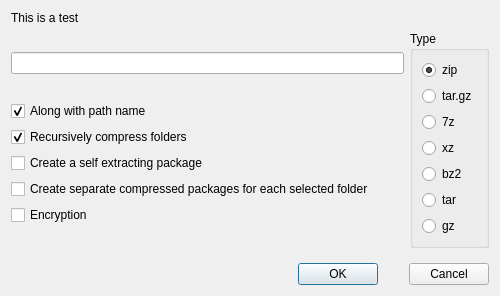
Old version of the form dialog/compressconfirmdialog.ui in the repository flysnow010/flyscp.
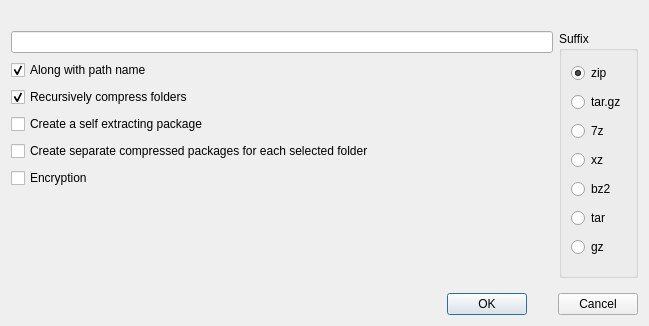
New version of the form.

```diff
--- a/dialog/compressconfirmdialog.ui
+++ b/dialog/compressconfirmdialog.ui
@@ -6,8 +6,8 @@
    <rect>
     <x>0</x>
     <y>0</y>
-    <width>500</width>
-    <height>275</height>
+    <width>649</width>
+    <height>326</height>
    </rect>
   </property>
   <property name="sizePolicy">
@@ -19,23 +19,39 @@
   <property name="windowTitle">
    <string>Dialog</string>
   </property>
-  <layout class="QVBoxLayout" name="verticalLayout_4" stretch="0,0,0">
+  <layout class="QVBoxLayout" name="verticalLayout_4" stretch="0,1,0">
    <item>
-    <widget class="QLabel" name="labelTip">
-     <property name="text">
-      <string>This is a test</string>
-     </property>
-    </widget>
+    <layout class="QHBoxLayout" name="horizontalLayout_3">
+     <item>
+      <widget class="QLabel" name="labelTip">
+       <property name="sizePolicy">
+        <sizepolicy hsizetype="Preferred" vsizetype="Fixed">
+         <horstretch>0</horstretch>
+         <verstretch>0</verstretch>
+        </sizepolicy>
+       </property>
+       <property name="text">
+        <string/>
+       </property>
+      </widget>
+     </item>
+    </layout>
    </item>
    <item>
     <layout class="QHBoxLayout" name="horizontalLayout">
      <item>
-      <layout class="QVBoxLayout" name="verticalLayout_3" stretch="0,1">
+      <layout class="QVBoxLayout" name="verticalLayout_3" stretch="0,0">
+       <property name="spacing">
+        <number>7</number>
+       </property>
        <item>
         <widget class="QLineEdit" name="lineEditFileName"/>
        </item>
        <item>
         <layout class="QVBoxLayout" name="verticalLayout_2">
+         <property name="spacing">
+          <number>7</number>
+         </property>
          <item>
           <widget class="QCheckBox" name="cbAlongPath">
            <property name="text">
@@ -77,14 +93,33 @@
            </property>
           </widget>
          </item>
+         <item>
+          <spacer name="verticalSpacer">
+           <property name="orientation">
+            <enum>Qt::Vertical</enum>
+           </property>
+           <property name="sizeHint" stdset="0">
+            <size>
+             <width>20</width>
+             <height>40</height>
+            </size>
+           </property>
+          </spacer>
+         </item>
         </layout>
        </item>
       </layout>
      </item>
      <item>
       <widget class="QGroupBox" name="groupBox">
+       <property name="sizePolicy">
+        <sizepolicy hsizetype="Preferred" vsizetype="Expanding">
+         <horstretch>0</horstretch>
+         <verstretch>0</verstretch>
+        </sizepolicy>
+       </property>
        <property name="title">
-        <string>Type</string>
+        <string>Suffix</string>
        </property>
        <layout class="QVBoxLayout" name="verticalLayout">
         <item>
```
Left out of the diff: 2 changed lines with no effect on the pictures.
